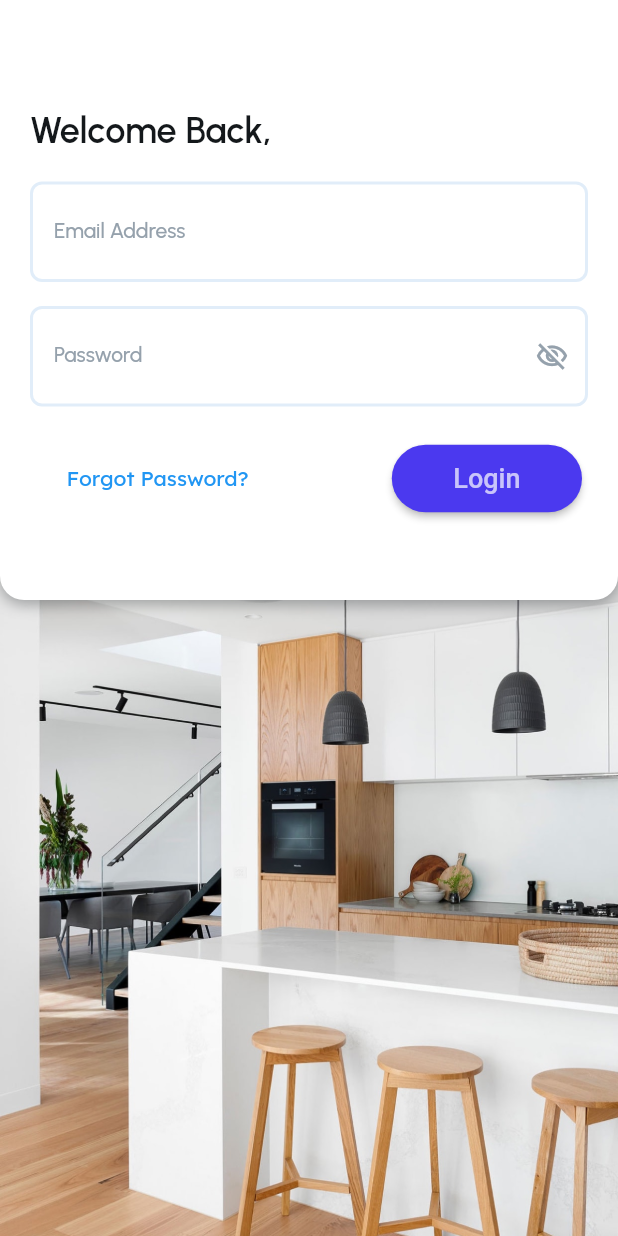
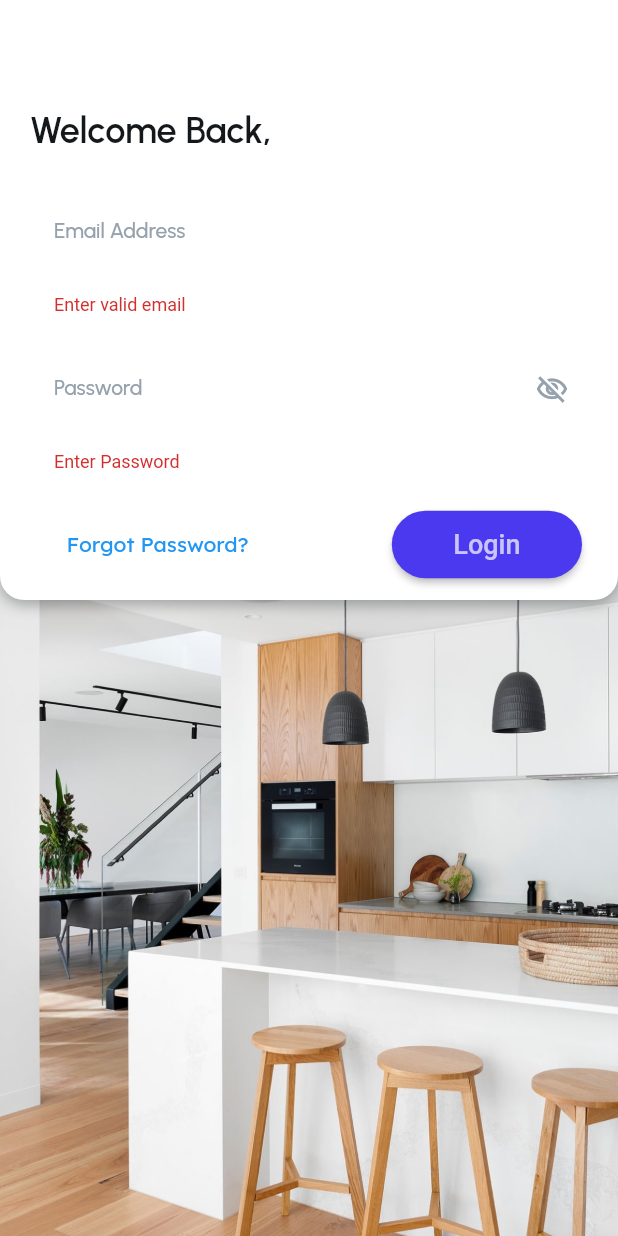
Before and after one commit to abaditya26/employee-management, a Flutter app: the screen it shows after launch, after a tap on "Login", on a phone screen of 412 x 824 dp. Run offline on Flutter 3.47's test engine with Material 2 defaults, Android fonts, the phone set to English and light mode, and no system bars; our stand-ins replace cloud_firestore, firebase_auth, firebase_core, google_fonts; accounts and stored records are empty.

Commit message:
login page with firebase setup

```diff
--- a/lib/login_page.dart
+++ b/lib/login_page.dart
@@ -1,3 +1,6 @@
+import 'package:employee_management/services/auth_services.dart';
+import 'package:employee_management/services/database_services.dart';
+
 import '../main.dart';
 import 'package:flutter/material.dart';
 import 'package:google_fonts/google_fonts.dart';
@@ -10,37 +13,84 @@ class LoginWidget extends StatefulWidget {
 }
 
 class _LoginWidgetState extends State<LoginWidget> {
-  TextEditingController? emailAddressController;
-  TextEditingController? passwordController;
-
-  late bool passwordVisibility;
+  TextEditingController emailAddressController = TextEditingController();
+  TextEditingController passwordController = TextEditingController();
+  bool passwordVisibility = false;
+  bool _isLoading = false;
+  final _formKey = GlobalKey<FormState>();
   final scaffoldKey = GlobalKey<ScaffoldState>();
+  final _authServices = AuthServices();
+  final _db = DatabaseServices();
 
   @override
   void initState() {
     super.initState();
-    emailAddressController = TextEditingController();
-    passwordController = TextEditingController();
-    passwordVisibility = false;
   }
 
   @override
   void dispose() {
-    emailAddressController?.dispose();
-    passwordController?.dispose();
+    emailAddressController.dispose();
+    passwordController.dispose();
     super.dispose();
+  }
+
+  signIn() {
+    if (_formKey.currentState!.validate()) {
+      setState(() {
+        _isLoading = true;
+      });
+      _authServices
+          .signInWithEmail(emailAddressController.text, passwordController.text)
+          .then((credentials) {
+        try {
+          String uid = credentials.user!.uid;
+          _db.isUserAdmin(uid).then((value) {
+            if (value) {
+              // TODO: user is admin
+              ScaffoldMessenger.of(context)
+                  .showSnackBar(const SnackBar(content: Text("Admin User Logged in")));
+            } else {
+              ScaffoldMessenger.of(context)
+                  .showSnackBar(const SnackBar(content: Text("Employee logged in.")));
+              //TODO: user is employee
+            }
+            setState(() {
+              _isLoading = false;
+            });
+          }).catchError((e) {
+            ScaffoldMessenger.of(context)
+                .showSnackBar(SnackBar(content: Text("Error :- $e")));
+            setState(() {
+              _isLoading = false;
+            });
+          });
+        } catch (e) {
+          ScaffoldMessenger.of(context)
+              .showSnackBar(const SnackBar(content: Text("User not exists")));
+          setState(() {
+            _isLoading = false;
+          });
+        }
+      }).catchError((e) {
+        ScaffoldMessenger.of(context)
+            .showSnackBar(SnackBar(content: Text("Error:-$e")));
+        setState(() {
+          _isLoading = false;
+        });
+      });
+    }
   }
 
   @override
   Widget build(BuildContext context) {
     return Scaffold(
       key: scaffoldKey,
-      backgroundColor: Color(0xFF4B39EF),
+      backgroundColor: const Color(0xFF4B39EF),
       body: Container(
         width: MediaQuery.of(context).size.width,
         height: MediaQuery.of(context).size.height * 1,
         decoration: BoxDecoration(
-          color: Color(0xFFFFFFFF),
+          color: const Color(0xFFFFFFFF),
           image: DecorationImage(
             fit: BoxFit.fitWidth,
             image: Image.asset(
@@ -54,7 +104,7 @@ class _LoginWidgetState extends State<LoginWidget> {
             Container(
               width: double.infinity,
               height: 400,
-              decoration: BoxDecoration(
+              decoration: const BoxDecoration(
                 color: Color(0xFFFFFFFF),
                 boxShadow: [
                   BoxShadow(
@@ -71,19 +121,21 @@ class _LoginWidgetState extends State<LoginWidget> {
                 ),
               ),
               child: Padding(
-                padding: EdgeInsetsDirectional.fromSTEB(20, 0, 20, 0),
+                padding: const EdgeInsetsDirectional.fromSTEB(20, 0, 20, 0),
                 child: SingleChildScrollView(
+                  child: Form(
+                    key: _formKey,
                     child: Column(
                       mainAxisSize: MainAxisSize.max,
                       mainAxisAlignment: MainAxisAlignment.center,
                       crossAxisAlignment: CrossAxisAlignment.center,
                       children: [
-                      Padding(
+                        const Padding(
                           padding: EdgeInsetsDirectional.fromSTEB(0, 56, 0, 0),
-
                         ),
                         Padding(
-                        padding: EdgeInsetsDirectional.fromSTEB(0, 16, 0, 4),
+                          padding:
+                              const EdgeInsetsDirectional.fromSTEB(0, 16, 0, 4),
                           child: Row(
                             mainAxisSize: MainAxisSize.max,
                             mainAxisAlignment: MainAxisAlignment.start,
@@ -91,7 +143,7 @@ class _LoginWidgetState extends State<LoginWidget> {
                               Text(
                                 'Welcome Back,',
                                 style: GoogleFonts.urbanist(
-                                color: Color(0xFF14181B),
+                                  color: const Color(0xFF14181B),
                                   fontWeight: FontWeight.w600,
                                   fontSize: 24,
                                 ),
@@ -100,7 +152,8 @@ class _LoginWidgetState extends State<LoginWidget> {
                           ),
                         ),
                         Padding(
-                        padding: EdgeInsetsDirectional.fromSTEB(0, 16, 0, 0),
+                          padding:
+                              const EdgeInsetsDirectional.fromSTEB(0, 16, 0, 0),
                           child: Row(
                             mainAxisSize: MainAxisSize.max,
                             mainAxisAlignment: MainAxisAlignment.center,
@@ -108,56 +161,64 @@ class _LoginWidgetState extends State<LoginWidget> {
                               Expanded(
                                 child: TextFormField(
                                     controller: emailAddressController,
+                                    validator: (value) {
+                                      return value != null
+                                          ? RegExp(r"^[a-zA-Z0-9.a-zA-Z0-9.!#$%&'*+-/=?^_`{|}~]+@[a-zA-Z0-9]+\.[a-zA-Z]+")
+                                                  .hasMatch(value)
+                                              ? null
+                                              : "Enter valid email"
+                                          : "Email required";
+                                    },
                                     obscureText: false,
                                     decoration: InputDecoration(
                                       labelText: 'Email Address',
                                       labelStyle: GoogleFonts.urbanist(
-                                      color: Color(0xFF95A1AC),
+                                        color: const Color(0xFF95A1AC),
                                         fontWeight: FontWeight.w500,
                                         fontSize: 14,
                                       ),
                                       hintText: 'Enter your email here...',
                                       hintStyle: GoogleFonts.urbanist(
-                                      color: Color(0xFF95A1AC),
+                                        color: const Color(0xFF95A1AC),
                                         fontWeight: FontWeight.w500,
                                         fontSize: 14,
                                       ),
                                       enabledBorder: OutlineInputBorder(
-                                      borderSide: BorderSide(
+                                        borderSide: const BorderSide(
                                           color: Color(0xFFE1EDF9),
                                           width: 2,
                                         ),
                                         borderRadius: BorderRadius.circular(8),
                                       ),
                                       focusedBorder: OutlineInputBorder(
-                                      borderSide: BorderSide(
+                                        borderSide: const BorderSide(
                                           color: Color(0xFFE1EDF9),
                                           width: 2,
                                         ),
                                         borderRadius: BorderRadius.circular(8),
                                       ),
                                       errorBorder: OutlineInputBorder(
-                                      borderSide: BorderSide(
+                                        borderSide: const BorderSide(
                                           color: Color(0x00000000),
                                           width: 2,
                                         ),
                                         borderRadius: BorderRadius.circular(8),
                                       ),
                                       focusedErrorBorder: OutlineInputBorder(
-                                      borderSide: BorderSide(
+                                        borderSide: const BorderSide(
                                           color: Color(0x00000000),
                                           width: 2,
                                         ),
                                         borderRadius: BorderRadius.circular(8),
                                       ),
                                       filled: true,
-                                    fillColor: Color(0xFFFFFFFF),
+                                      fillColor: const Color(0xFFFFFFFF),
                                       contentPadding:
-                                        EdgeInsetsDirectional.fromSTEB(
+                                          const EdgeInsetsDirectional.fromSTEB(
                                               16, 24, 0, 24),
                                     ),
                                     style: GoogleFonts.urbanist(
-                                    color: Color(0xFF14181B),
+                                      color: const Color(0xFF14181B),
                                       fontWeight: FontWeight.w600,
                                       fontSize: 16,
                                     )),
@@ -166,7 +227,8 @@ class _LoginWidgetState extends State<LoginWidget> {
                           ),
                         ),
                         Padding(
-                        padding: EdgeInsetsDirectional.fromSTEB(0, 16, 0, 0),
+                          padding:
+                              const EdgeInsetsDirectional.fromSTEB(0, 16, 0, 0),
                           child: Row(
                             mainAxisSize: MainAxisSize.max,
                             mainAxisAlignment: MainAxisAlignment.center,
@@ -174,52 +236,61 @@ class _LoginWidgetState extends State<LoginWidget> {
                               Expanded(
                                 child: TextFormField(
                                   controller: passwordController,
+                                  validator: (value) {
+                                    return value != null
+                                        ? value.length >= 6
+                                            ? null
+                                            : value.isEmpty
+                                                ? "Enter Password"
+                                                : "Minimum password length is 6"
+                                        : "Enter Password";
+                                  },
                                   obscureText: !passwordVisibility,
                                   decoration: InputDecoration(
                                     labelText: 'Password',
                                     labelStyle: GoogleFonts.urbanist(
-                                    color: Color(0xFF95A1AC),
+                                      color: const Color(0xFF95A1AC),
                                       fontWeight: FontWeight.w500,
                                       fontSize: 14,
                                     ),
                                     hintText: 'Enter your password here...',
                                     hintStyle: GoogleFonts.urbanist(
-                                    color: Color(0xFF95A1AC),
+                                      color: const Color(0xFF95A1AC),
                                       fontWeight: FontWeight.w500,
                                       fontSize: 14,
                                     ),
                                     enabledBorder: OutlineInputBorder(
-                                    borderSide: BorderSide(
+                                      borderSide: const BorderSide(
                                         color: Color(0xFFE1EDF9),
                                         width: 2,
                                       ),
                                       borderRadius: BorderRadius.circular(8),
                                     ),
                                     focusedBorder: OutlineInputBorder(
-                                    borderSide: BorderSide(
+                                      borderSide: const BorderSide(
                                         color: Color(0xFFE1EDF9),
                                         width: 2,
                                       ),
                                       borderRadius: BorderRadius.circular(8),
                                     ),
                                     errorBorder: OutlineInputBorder(
-                                    borderSide: BorderSide(
+                                      borderSide: const BorderSide(
                                         color: Color(0x00000000),
                                         width: 2,
                                       ),
                                       borderRadius: BorderRadius.circular(8),
                                     ),
                                     focusedErrorBorder: OutlineInputBorder(
-                                    borderSide: BorderSide(
+                                      borderSide: const BorderSide(
                                         color: Color(0x00000000),
                                         width: 2,
                                       ),
                                       borderRadius: BorderRadius.circular(8),
                                     ),
                                     filled: true,
-                                  fillColor: Color(0xFFFFFFFF),
+                                    fillColor: const Color(0xFFFFFFFF),
                                     contentPadding:
-                                      EdgeInsetsDirectional.fromSTEB(
+                                        const EdgeInsetsDirectional.fromSTEB(
                                             16, 24, 24, 24),
                                     suffixIcon: InkWell(
                                       onTap: () => setState(
@@ -231,13 +302,13 @@ class _LoginWidgetState extends State<LoginWidget> {
                                         passwordVisibility
                                             ? Icons.visibility_outlined
                                             : Icons.visibility_off_outlined,
-                                      color: Color(0xFF95A1AC),
+                                        color: const Color(0xFF95A1AC),
                                         size: 22,
                                       ),
                                     ),
                                   ),
                                   style: GoogleFonts.urbanist(
-                                  color: Color(0xFF14181B),
+                                    color: const Color(0xFF14181B),
                                     fontWeight: FontWeight.w600,
                                     fontSize: 16,
                                   ),
@@ -247,7 +318,8 @@ class _LoginWidgetState extends State<LoginWidget> {
                           ),
                         ),
                         Padding(
-                        padding: EdgeInsetsDirectional.fromSTEB(0, 24, 0, 0),
+                          padding:
+                              const EdgeInsetsDirectional.fromSTEB(0, 24, 0, 0),
                           child: Row(
                             mainAxisSize: MainAxisSize.max,
                             mainAxisAlignment: MainAxisAlignment.spaceBetween,
@@ -262,88 +334,41 @@ class _LoginWidgetState extends State<LoginWidget> {
                                   //   ),
                                   // );
                                 },
-                              child: Text(
-                                'Forgot Password?',
-                              ),
                                 style: TextButton.styleFrom(
-                                fixedSize: Size(170, 30),
+                                  fixedSize: const Size(170, 30),
                                   textStyle: GoogleFonts.lexend(
                                     fontSize: 14,
                                     fontWeight: FontWeight.w400,
-                                  color: Color(0xFF14181B),
+                                    color: const Color(0xFF14181B),
                                   ),
                                   elevation: 0,
                                 ),
+                                child: const Text(
+                                  'Forgot Password?',
+                                ),
                               ),
                               Padding(
-                              padding:
-                                  EdgeInsetsDirectional.fromSTEB(0, 0, 4, 0),
-                              // child: FFButtonWidget(
-                              //   onPressed: () async {
-                              //     final user = await signInWithEmail(
-                              //       context,
-                              //       emailAddressController!.text,
-                              //       passwordController!.text,
-                              //     );
-                              //     if (user == null) {
-                              //       return;
-                              //     }
-                              //
-                              //     await Navigator.push(
-                              //       context,
-                              //       MaterialPageRoute(
-                              //         builder: (context) => NavBarPage(
-                              //             initialPage: 'homePage_MAIN'),
-                              //       ),
-                              //     );
-                              //   },
-                              //   text: 'Login',
-                              //   options: FFButtonOptions(
-                              //     width: 130,
-                              //     height: 50,
-                              //     color:
-                              //         FlutterFlowTheme.of(context).primaryColor,
-                              //     textStyle: FlutterFlowTheme.of(context)
-                              //         .subtitle1
-                              //         .override(
-                              //           fontFamily: 'Lexend Deca',
-                              //           color: Colors.white,
-                              //           fontSize: 18,
-                              //           fontWeight: FontWeight.bold,
-                              //         ),
-                              //     elevation: 3,
-                              //     borderSide: BorderSide(
-                              //       color: Colors.transparent,
-                              //       width: 1,
-                              //     ),
-                              //     borderRadius: BorderRadius.circular(40),
-                              //   ),
-                              // ),
-                              child: ElevatedButton(
-                                onPressed: () async {
-                                  // final user = await signInWithEmail(
-                                  //   context,
-                                  //   emailAddressLoginController!.text,
-                                  //   passwordLoginController!.text,
-                                  // );
-                                  // if (user == null) {
-                                  //   return;
-                                  // }
-                                  //
-                                  // await Navigator.pushAndRemoveUntil(
-                                  //   context,
-                                  //   MaterialPageRoute(
-                                  //     builder: (context) => NavBarPage(
-                                  //         initialPage: 'MY_Card'),
-                                  //   ),
-                                  //       (r) => false,
-                                  // );
+                                padding: const EdgeInsetsDirectional.fromSTEB(
+                                    0, 0, 4, 0),
+                                child: _isLoading
+                                    ? const Padding(padding:
+                                EdgeInsetsDirectional.fromSTEB(
+                                    25, 12, 25, 12),
+                                      child: Center(
+                                          child: CircularProgressIndicator(),
+                                        ),
+                                    )
+                                    : ElevatedButton(
+                                        onPressed: () {
+                                          signIn();
                                         },
                                         style: ElevatedButton.styleFrom(
-                                    shape: StadiumBorder(),
-                                    primary: Color(0xFF4B39EF)),
+                                            shape: const StadiumBorder(),
+                                            backgroundColor:
+                                                const Color(0xFF4B39EF)),
                                         child: const Padding(
-                                  padding: EdgeInsetsDirectional.fromSTEB(
+                                          padding:
+                                              EdgeInsetsDirectional.fromSTEB(
                                                   25, 12, 25, 12),
                                           child: FittedBox(
                                             child: Text(
@@ -365,6 +390,7 @@ class _LoginWidgetState extends State<LoginWidget> {
                   ),
                 ),
               ),
+            ),
           ],
         ),
       ),
--- a/lib/main.dart
+++ b/lib/main.dart
@@ -1,6 +1,12 @@
+import 'package:firebase_core/firebase_core.dart';
 import 'package:flutter/material.dart';
+import 'firebase_options.dart';
 import 'login_page.dart';
-void main() {
+Future<void> main() async {
+  WidgetsFlutterBinding.ensureInitialized();
+  await Firebase.initializeApp(
+    options: DefaultFirebaseOptions.currentPlatform,
+  );
   runApp(
     MaterialApp(
       home: LoginWidget(),
--- /dev/null
+++ b/lib/models/user_model.dart
@@ -0,0 +1,26 @@
+class UserModel{
+  final String email;
+  String uid, name, contactNo, department, joiningDate, profileImage, role;
+
+  UserModel(
+      {required this.uid,
+      required this.email,
+      required this.name,
+      required this.contactNo,
+      required this.department,
+      required this.joiningDate,
+      required this.profileImage, this.role = "user"});
+
+  Map<String, dynamic> toMap(){
+    return {
+      "email": email,
+      "uid":uid,
+      "name":name,
+      "contactNo":contactNo,
+      "department":department,
+      "joiningDate":joiningDate,
+      "profileImage":profileImage,
+      "role":role
+    };
+  }
+}
--- /dev/null
+++ b/lib/services/auth_services.dart
@@ -0,0 +1,8 @@
+import 'package:firebase_auth/firebase_auth.dart';
+
+class AuthServices{
+  final _auth = FirebaseAuth.instance;
+  Future<UserCredential> signInWithEmail(String email, String password){
+    return _auth.signInWithEmailAndPassword(email: email, password: password);
+  }
+}
--- /dev/null
+++ b/lib/services/database_services.dart
@@ -0,0 +1,19 @@
+import 'package:cloud_firestore/cloud_firestore.dart';
+import 'package:employee_management/models/user_model.dart';
+
+class DatabaseServices{
+  final _db = FirebaseFirestore.instance;
+  addUserData(UserModel user){
+    return _db.collection("users").doc(user.uid).set(user.toMap());
+  }
+
+  Future<bool> isUserAdmin(String uid) async {
+    DocumentSnapshot documentSnapshot = await _db.collection("users").doc(uid).get();
+    if(documentSnapshot.exists) {
+      if (documentSnapshot.get("role") == "admin") {
+        return true;
+      }
+    }
+    return false;
+  }
+}
--- a/pubspec.yaml
+++ b/pubspec.yaml
@@ -38,6 +38,12 @@ dependencies:
   cupertino_icons: ^1.0.2
   page_transition: 2.0.4
   google_fonts: 3.0.1
+  firebase_core: ^1.23.0
+  firebase_auth: ^3.10.0
+  cloud_firestore: ^3.4.9
+  image_picker: ^0.8.5+3
+  firebase_storage: ^10.3.9
+  cached_network_image: ^3.2.2
 
 dev_dependencies:
   flutter_test:
```
Also changed, not shown: lib/firebase_options.dart (added), pubspec.lock, 3 other files. Lines whose indentation alone changed are shown as unchanged.
